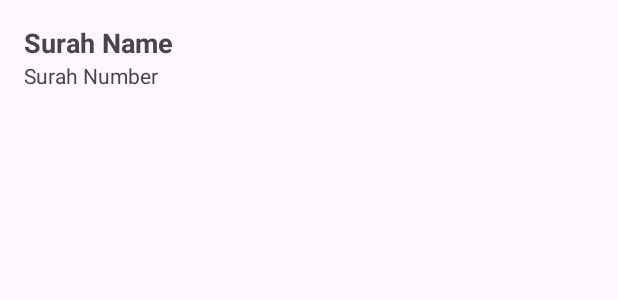
After one commit to hokacristian/Alkitab, an Android app: the layout item_history.xml on its own in the app's theme, with its tools: preview values and no code run, on a phone screen of 412 x 824 dp. The commit adds this screen. Shown: the top 300 px of the screen. Run offline under Robolectric (Android 15) with nearby library versions, the phone set to English and light mode, and no system bars.

Commit message:
cakep udah ini mah asli ++

```diff
--- a/app/src/main/java/apps/alquran/activty/MainActivity.java
+++ b/app/src/main/java/apps/alquran/activty/MainActivity.java
@@ -11,6 +11,7 @@ import com.google.android.material.bottomnavigation.BottomNavigationView;
 
 import apps.alquran.R;
 import apps.alquran.fragment.BerandaFragment;
+import apps.alquran.fragment.HistoryFragment;
 import apps.alquran.fragment.MenuAlQuranFragment;
 import apps.alquran.utils.Preferences;
 import dagger.hilt.android.AndroidEntryPoint;
@@ -44,7 +45,7 @@ public class MainActivity extends AppCompatActivity {
                         selectedFragment.setArguments(bundle);
                     }
                 } else if (item.getItemId() == R.id.history) {
-                    // Handle history navigation
+                    selectedFragment = new HistoryFragment();
                 }
                 if (selectedFragment != null) {
                     fragmentManager.beginTransaction()
--- /dev/null
+++ b/app/src/main/res/layout/item_history.xml
@@ -0,0 +1,22 @@
+<?xml version="1.0" encoding="utf-8"?>
+<LinearLayout xmlns:android="http://schemas.android.com/apk/res/android"
+    android:layout_width="match_parent"
+    android:layout_height="wrap_content"
+    android:orientation="vertical"
+    android:padding="16dp">
+
+    <TextView
+        android:id="@+id/surahName"
+        android:layout_width="wrap_content"
+        android:layout_height="wrap_content"
+        android:textSize="18sp"
+        android:textStyle="bold"
+        android:text="Surah Name" />
+
+    <TextView
+        android:id="@+id/surahNumber"
+        android:layout_width="wrap_content"
+        android:layout_height="wrap_content"
+        android:textSize="14sp"
+        android:text="Surah Number" />
+</LinearLayout>
```
Also changed, not shown: app/src/main/java/apps/alquran/MainActivity.java (deleted, +0 -69 lines), app/src/main/java/apps/alquran/QuranViewModel.java (+11 -6 lines), app/src/main/java/apps/alquran/adapter/HistoryAdapter.java (added, +58 -0 lines), app/src/main/java/apps/alquran/fragment/HistoryFragment.java (+33 -46 lines), app/src/main/res/layout/fragment_history.xml (+5 -3 lines), app/src/main/res/values/styles.xml (added, +9 -0 lines).
